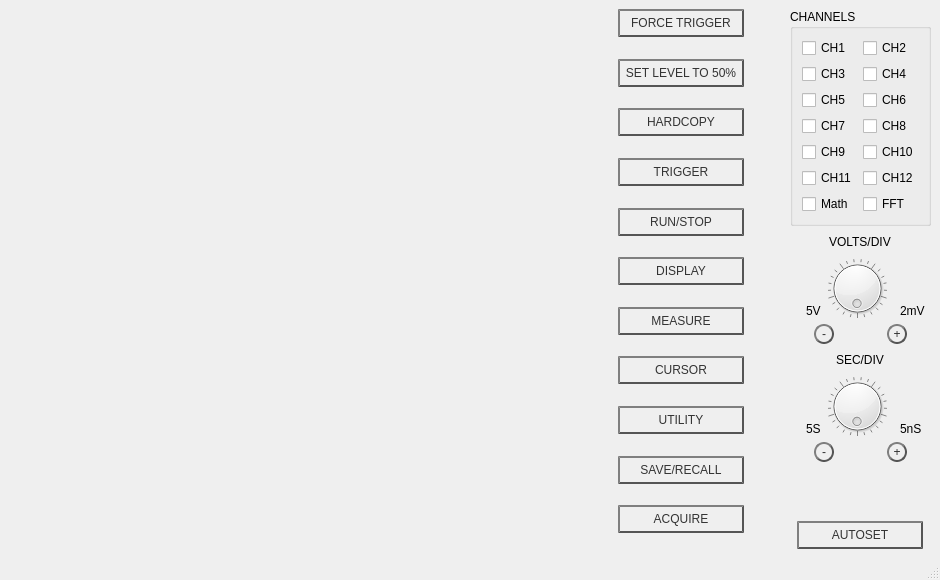
Qt form Osc/osc.ui (Heinzxxl/Diamant) before a commit.
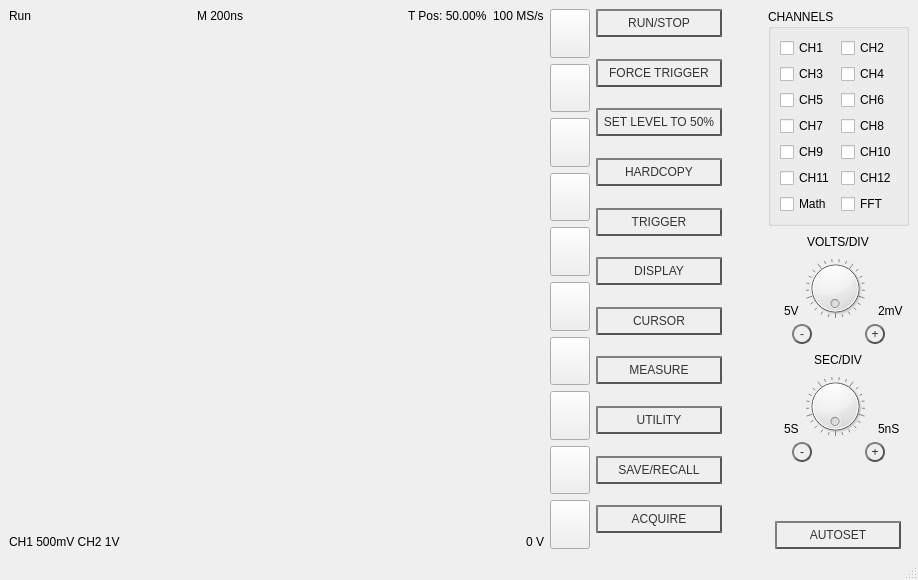
The same form after that commit.

```diff
--- a/Osc/osc.ui
+++ b/Osc/osc.ui
@@ -6,7 +6,7 @@
    <rect>
     <x>0</x>
     <y>0</y>
-    <width>940</width>
+    <width>918</width>
     <height>580</height>
    </rect>
   </property>
@@ -16,19 +16,236 @@
   <widget class="QWidget" name="centralwidget">
    <layout class="QHBoxLayout" name="horizontalLayout_8">
     <item>
-     <widget class="QWidget" name="mplwidget" native="true">
-      <property name="sizePolicy">
-       <sizepolicy hsizetype="Expanding" vsizetype="Preferred">
-        <horstretch>0</horstretch>
-        <verstretch>0</verstretch>
-       </sizepolicy>
+     <layout class="QGridLayout" name="gridLayout">
+      <item row="1" column="2" alignment="Qt::AlignRight|Qt::AlignTop">
+       <widget class="QLabel" name="label">
+        <property name="text">
+         <string>M 200ns</string>
+        </property>
+       </widget>
+      </item>
+      <item row="1" column="4" alignment="Qt::AlignLeft|Qt::AlignTop">
+       <widget class="QLabel" name="label_3">
+        <property name="text">
+         <string>T Pos: 50.00%</string>
+        </property>
+       </widget>
+      </item>
+      <item row="1" column="3">
+       <spacer name="horizontalSpacer_2">
+        <property name="orientation">
+         <enum>Qt::Horizontal</enum>
+        </property>
+        <property name="sizeHint" stdset="0">
+         <size>
+          <width>40</width>
+          <height>20</height>
+         </size>
+        </property>
+       </spacer>
+      </item>
+      <item row="1" column="5" alignment="Qt::AlignRight|Qt::AlignTop">
+       <widget class="QLabel" name="label_4">
+        <property name="text">
+         <string>100 MS/s</string>
+        </property>
+       </widget>
+      </item>
+      <item row="4" column="5" alignment="Qt::AlignRight|Qt::AlignBottom">
+       <widget class="QLabel" name="label_6">
+        <property name="text">
+         <string>0 V</string>
+        </property>
+       </widget>
+      </item>
+      <item row="1" column="1">
+       <spacer name="horizontalSpacer_3">
+        <property name="orientation">
+         <enum>Qt::Horizontal</enum>
+        </property>
+        <property name="sizeHint" stdset="0">
+         <size>
+          <width>40</width>
+          <height>20</height>
+         </size>
+        </property>
+       </spacer>
+      </item>
+      <item row="4" column="0" colspan="5" alignment="Qt::AlignLeft|Qt::AlignBottom">
+       <widget class="QLabel" name="label_5">
+        <property name="sizePolicy">
+         <sizepolicy hsizetype="Preferred" vsizetype="Maximum">
+          <horstretch>0</horstretch>
+          <verstretch>0</verstretch>
+         </sizepolicy>
+        </property>
+        <property name="text">
+         <string>CH1 500mV CH2 1V</string>
+        </property>
+       </widget>
+      </item>
+      <item row="1" column="0" alignment="Qt::AlignLeft|Qt::AlignTop">
+       <widget class="QLabel" name="rsLabel">
+        <property name="sizePolicy">
+         <sizepolicy hsizetype="Preferred" vsizetype="Maximum">
+          <horstretch>0</horstretch>
+          <verstretch>0</verstretch>
+         </sizepolicy>
+        </property>
+        <property name="text">
+         <string>Run</string>
+        </property>
+       </widget>
+      </item>
+      <item row="2" column="0" rowspan="2" colspan="6">
+       <widget class="QWidget" name="mplwidget" native="true">
+        <property name="sizePolicy">
+         <sizepolicy hsizetype="Expanding" vsizetype="Preferred">
+          <horstretch>0</horstretch>
+          <verstretch>0</verstretch>
+         </sizepolicy>
+        </property>
+        <layout class="QVBoxLayout" name="mplvl"/>
+       </widget>
+      </item>
+     </layout>
+    </item>
+    <item>
+     <layout class="QVBoxLayout" name="verticalLayout_3">
+      <property name="leftMargin">
+       <number>0</number>
       </property>
-      <layout class="QVBoxLayout" name="mplvl">
-       <property name="leftMargin">
-        <number>0</number>
-       </property>
-      </layout>
-     </widget>
+      <item>
+       <widget class="QPushButton" name="thatButton1">
+        <property name="sizePolicy">
+         <sizepolicy hsizetype="Preferred" vsizetype="Minimum">
+          <horstretch>0</horstretch>
+          <verstretch>0</verstretch>
+         </sizepolicy>
+        </property>
+        <property name="text">
+         <string/>
+        </property>
+       </widget>
+      </item>
+      <item>
+       <widget class="QPushButton" name="thatButton2">
+        <property name="sizePolicy">
+         <sizepolicy hsizetype="Preferred" vsizetype="Minimum">
+          <horstretch>0</horstretch>
+          <verstretch>0</verstretch>
+         </sizepolicy>
+        </property>
+        <property name="text">
+         <string/>
+        </property>
+       </widget>
+      </item>
+      <item>
+       <widget class="QPushButton" name="thatButton3">
+        <property name="sizePolicy">
+         <sizepolicy hsizetype="Preferred" vsizetype="Minimum">
+          <horstretch>0</horstretch>
+          <verstretch>0</verstretch>
+         </sizepolicy>
+        </property>
+        <property name="text">
+         <string/>
+        </property>
+       </widget>
+      </item>
+      <item>
+       <widget class="QPushButton" name="thatButton4">
+        <property name="sizePolicy">
+         <sizepolicy hsizetype="Preferred" vsizetype="Minimum">
+          <horstretch>0</horstretch>
+          <verstretch>0</verstretch>
+         </sizepolicy>
+        </property>
+        <property name="text">
+         <string/>
+        </property>
+       </widget>
+      </item>
+      <item>
+       <widget class="QPushButton" name="thatButton5">
+        <property name="sizePolicy">
+         <sizepolicy hsizetype="Preferred" vsizetype="Minimum">
+          <horstretch>0</horstretch>
+          <verstretch>0</verstretch>
+         </sizepolicy>
+        </property>
+        <property name="text">
+         <string/>
+        </property>
+       </widget>
+      </item>
+      <item>
+       <widget class="QPushButton" name="thatButton6">
+        <property name="sizePolicy">
+         <sizepolicy hsizetype="Preferred" vsizetype="Minimum">
+          <horstretch>0</horstretch>
+          <verstretch>0</verstretch>
+         </sizepolicy>
+        </property>
+        <property name="text">
+         <string/>
+        </property>
+       </widget>
+      </item>
+      <item>
+       <widget class="QPushButton" name="thatButton7">
+        <property name="sizePolicy">
+         <sizepolicy hsizetype="Preferred" vsizetype="Minimum">
+          <horstretch>0</horstretch>
+          <verstretch>0</verstretch>
+         </sizepolicy>
+        </property>
+        <property name="text">
+         <string/>
+        </property>
+       </widget>
+      </item>
+      <item>
+       <widget class="QPushButton" name="thatButton8">
+        <property name="sizePolicy">
+         <sizepolicy hsizetype="Preferred" vsizetype="Minimum">
+          <horstretch>0</horstretch>
+          <verstretch>0</verstretch>
+         </sizepolicy>
+        </property>
+        <property name="text">
+         <string/>
+        </property>
+       </widget>
+      </item>
+      <item>
+       <widget class="QPushButton" name="thatButton9">
+        <property name="sizePolicy">
+         <sizepolicy hsizetype="Preferred" vsizetype="Minimum">
+          <horstretch>0</horstretch>
+          <verstretch>0</verstretch>
+         </sizepolicy>
+        </property>
+        <property name="text">
+         <string/>
+        </property>
+       </widget>
+      </item>
+      <item>
+       <widget class="QPushButton" name="pushButton">
+        <property name="sizePolicy">
+         <sizepolicy hsizetype="Preferred" vsizetype="Minimum">
+          <horstretch>0</horstretch>
+          <verstretch>0</verstretch>
+         </sizepolicy>
+        </property>
+        <property name="text">
+         <string/>
+        </property>
+       </widget>
+      </item>
+     </layout>
     </item>
     <item>
      <layout class="QGridLayout" name="gridLayout_2">
@@ -552,17 +769,64 @@
         <property name="leftMargin">
          <number>0</number>
         </property>
+        <item alignment="Qt::AlignTop">
+         <widget class="QPushButton" name="RSButton">
+          <property name="sizePolicy">
+           <sizepolicy hsizetype="Preferred" vsizetype="Fixed">
+            <horstretch>0</horstretch>
+            <verstretch>0</verstretch>
+           </sizepolicy>
+          </property>
+          <property name="minimumSize">
+           <size>
+            <width>0</width>
+            <height>0</height>
+           </size>
+          </property>
+          <property name="styleSheet">
+           <string notr="true">QPushButton {
+    color: #333;
+    border: 2px solid #555;
+    border-radius: 20px;
+    border-style: outset;
+    background: qradialgradient(
+        cx: 0.3, cy: -0.4, fx: 0.3, fy: -0.4,
+        radius: 1.35, stop: 0 #fff, stop: 1 #888
+        );
+    padding: 5px;
+    }
+
+QPushButton:hover {
+    background: qradialgradient(
+        cx: 0.3, cy: -0.4, fx: 0.3, fy: -0.4,
+        radius: 1.35, stop: 0 #fff, stop: 1 #bbb
+        );
+    }
+
+QPushButton:pressed {
+    border-style: inset;
+    background: qradialgradient(
+        cx: 0.4, cy: -0.1, fx: 0.4, fy: -0.1,
+        radius: 1.35, stop: 0 #fff, stop: 1 #ddd
+        );
+    }</string>
+          </property>
+          <property name="text">
+           <string>RUN/STOP</string>
+          </property>
+         </widget>
+        </item>
         <item alignment="Qt::AlignTop">
          <widget class="QPushButton" name="FTButton">
           <property name="sizePolicy">
-           <sizepolicy hsizetype="Maximum" vsizetype="Fixed">
+           <sizepolicy hsizetype="Preferred" vsizetype="Fixed">
             <horstretch>0</horstretch>
             <verstretch>0</verstretch>
            </sizepolicy>
           </property>
           <property name="minimumSize">
            <size>
-            <width>126</width>
+            <width>0</width>
             <height>0</height>
            </size>
           </property>
@@ -602,7 +866,7 @@
         <item alignment="Qt::AlignTop">
          <widget class="QPushButton" name="SLButton">
           <property name="sizePolicy">
-           <sizepolicy hsizetype="Maximum" vsizetype="Fixed">
+           <sizepolicy hsizetype="Preferred" vsizetype="Fixed">
             <horstretch>0</horstretch>
             <verstretch>0</verstretch>
            </sizepolicy>
@@ -649,7 +913,7 @@
         <item alignment="Qt::AlignTop">
          <widget class="QPushButton" name="HCButton">
           <property name="sizePolicy">
-           <sizepolicy hsizetype="Maximum" vsizetype="Fixed">
+           <sizepolicy hsizetype="Preferred" vsizetype="Fixed">
             <horstretch>0</horstretch>
             <verstretch>0</verstretch>
            </sizepolicy>
@@ -696,7 +960,7 @@
         <item alignment="Qt::AlignTop">
          <widget class="QPushButton" name="TGButton">
           <property name="sizePolicy">
-           <sizepolicy hsizetype="Maximum" vsizetype="Fixed">
+           <sizepolicy hsizetype="Preferred" vsizetype="Fixed">
             <horstretch>0</horstretch>
             <verstretch>0</verstretch>
            </sizepolicy>
@@ -740,57 +1004,10 @@
           </property>
          </widget>
         </item>
-        <item alignment="Qt::AlignTop">
-         <widget class="QPushButton" name="RSButton">
-          <property name="sizePolicy">
-           <sizepolicy hsizetype="Maximum" vsizetype="Fixed">
-            <horstretch>0</horstretch>
-            <verstretch>0</verstretch>
-           </sizepolicy>
-          </property>
-          <property name="minimumSize">
-           <size>
-            <width>126</width>
-            <height>0</height>
-           </size>
-          </property>
-          <property name="styleSheet">
-           <string notr="true">QPushButton {
-    color: #333;
-    border: 2px solid #555;
-    border-radius: 20px;
-    border-style: outset;
-    background: qradialgradient(
-        cx: 0.3, cy: -0.4, fx: 0.3, fy: -0.4,
-        radius: 1.35, stop: 0 #fff, stop: 1 #888
-        );
-    padding: 5px;
-    }
-
-QPushButton:hover {
-    background: qradialgradient(
-        cx: 0.3, cy: -0.4, fx: 0.3, fy: -0.4,
-        radius: 1.35, stop: 0 #fff, stop: 1 #bbb
-        );
-    }
-
-QPushButton:pressed {
-    border-style: inset;
-    background: qradialgradient(
-        cx: 0.4, cy: -0.1, fx: 0.4, fy: -0.1,
-        radius: 1.35, stop: 0 #fff, stop: 1 #ddd
-        );
-    }</string>
-          </property>
-          <property name="text">
-           <string>RUN/STOP</string>
-          </property>
-         </widget>
-        </item>
         <item alignment="Qt::AlignTop">
          <widget class="QPushButton" name="DPButton">
           <property name="sizePolicy">
-           <sizepolicy hsizetype="Maximum" vsizetype="Fixed">
+           <sizepolicy hsizetype="Preferred" vsizetype="Fixed">
             <horstretch>0</horstretch>
             <verstretch>0</verstretch>
            </sizepolicy>
@@ -834,57 +1051,10 @@
           </property>
          </widget>
         </item>
-        <item alignment="Qt::AlignTop">
-         <widget class="QPushButton" name="MRButton">
-          <property name="sizePolicy">
-           <sizepolicy hsizetype="Maximum" vsizetype="Fixed">
-            <horstretch>0</horstretch>
-            <verstretch>0</verstretch>
-           </sizepolicy>
-          </property>
-          <property name="minimumSize">
-           <size>
-            <width>126</width>
-            <height>0</height>
-           </size>
-          </property>
-          <property name="styleSheet">
-           <string notr="true">QPushButton {
-    color: #333;
-    border: 2px solid #555;
-    border-radius: 20px;
-    border-style: outset;
-    background: qradialgradient(
-        cx: 0.3, cy: -0.4, fx: 0.3, fy: -0.4,
-        radius: 1.35, stop: 0 #fff, stop: 1 #888
-        );
-    padding: 5px;
-    }
-
-QPushButton:hover {
-    background: qradialgradient(
-        cx: 0.3, cy: -0.4, fx: 0.3, fy: -0.4,
-        radius: 1.35, stop: 0 #fff, stop: 1 #bbb
-        );
-    }
-
-QPushButton:pressed {
-    border-style: inset;
-    background: qradialgradient(
-        cx: 0.4, cy: -0.1, fx: 0.4, fy: -0.1,
-        radius: 1.35, stop: 0 #fff, stop: 1 #ddd
-        );
-    }</string>
-          </property>
-          <property name="text">
-           <string>MEASURE</string>
-          </property>
-         </widget>
-        </item>
         <item alignment="Qt::AlignTop">
          <widget class="QPushButton" name="CRButton">
           <property name="sizePolicy">
-           <sizepolicy hsizetype="Maximum" vsizetype="Fixed">
+           <sizepolicy hsizetype="Preferred" vsizetype="Fixed">
             <horstretch>0</horstretch>
             <verstretch>0</verstretch>
            </sizepolicy>
@@ -928,10 +1098,57 @@
           </property>
          </widget>
         </item>
+        <item alignment="Qt::AlignTop">
+         <widget class="QPushButton" name="MRButton">
+          <property name="sizePolicy">
+           <sizepolicy hsizetype="Preferred" vsizetype="Fixed">
+            <horstretch>0</horstretch>
+            <verstretch>0</verstretch>
+           </sizepolicy>
+          </property>
+          <property name="minimumSize">
+           <size>
+            <width>126</width>
+            <height>0</height>
+           </size>
+          </property>
+          <property name="styleSheet">
+           <string notr="true">QPushButton {
+    color: #333;
+    border: 2px solid #555;
+    border-radius: 20px;
+    border-style: outset;
+    background: qradialgradient(
+        cx: 0.3, cy: -0.4, fx: 0.3, fy: -0.4,
+        radius: 1.35, stop: 0 #fff, stop: 1 #888
+        );
+    padding: 5px;
+    }
+
+QPushButton:hover {
+    background: qradialgradient(
+        cx: 0.3, cy: -0.4, fx: 0.3, fy: -0.4,
+        radius: 1.35, stop: 0 #fff, stop: 1 #bbb
+        );
+    }
+
+QPushButton:pressed {
+    border-style: inset;
+    background: qradialgradient(
+        cx: 0.4, cy: -0.1, fx: 0.4, fy: -0.1,
+        radius: 1.35, stop: 0 #fff, stop: 1 #ddd
+        );
+    }</string>
+          </property>
+          <property name="text">
+           <string>MEASURE</string>
+          </property>
+         </widget>
+        </item>
         <item alignment="Qt::AlignTop">
          <widget class="QPushButton" name="UTButton">
           <property name="sizePolicy">
-           <sizepolicy hsizetype="Maximum" vsizetype="Fixed">
+           <sizepolicy hsizetype="Preferred" vsizetype="Fixed">
             <horstretch>0</horstretch>
             <verstretch>0</verstretch>
            </sizepolicy>
@@ -978,7 +1195,7 @@
         <item alignment="Qt::AlignTop">
          <widget class="QPushButton" name="SRButton">
           <property name="sizePolicy">
-           <sizepolicy hsizetype="Maximum" vsizetype="Fixed">
+           <sizepolicy hsizetype="Preferred" vsizetype="Fixed">
             <horstretch>0</horstretch>
             <verstretch>0</verstretch>
            </sizepolicy>
@@ -1025,7 +1242,7 @@
         <item alignment="Qt::AlignTop">
          <widget class="QPushButton" name="AQButton">
           <property name="sizePolicy">
-           <sizepolicy hsizetype="Maximum" vsizetype="Fixed">
+           <sizepolicy hsizetype="Preferred" vsizetype="Fixed">
             <horstretch>0</horstretch>
             <verstretch>0</verstretch>
            </sizepolicy>
```
Left out of the diff: 117 changed lines with no effect on the pictures.
